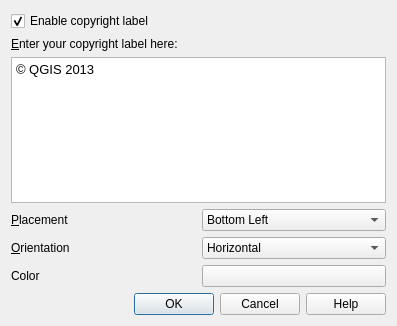
qgis/QGIS, file src/ui/qgsdecorationcopyrightdialog.ui: the form before one commit.
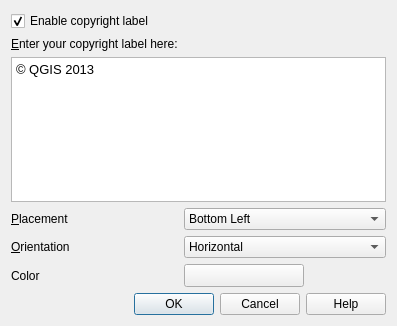
The form after the commit. Icons and pictures are not drawn. Custom widgets are drawn as their Qt base class.

Commit message: Port some more color buttons to QgsColorButtonV2

What changed in the file:
```diff
--- a/src/ui/qgsdecorationcopyrightdialog.ui
+++ b/src/ui/qgsdecorationcopyrightdialog.ui
@@ -19,7 +19,7 @@
    </iconset>
   </property>
   <layout class="QGridLayout" name="gridLayout">
-   <item row="0" column="0" colspan="2">
+   <item row="0" column="0">
     <widget class="QCheckBox" name="cboxEnabled">
      <property name="text">
       <string>Enable copyright label</string>
@@ -29,7 +29,7 @@
      </property>
     </widget>
    </item>
-   <item row="1" column="0" colspan="2">
+   <item row="1" column="0">
     <widget class="QLabel" name="label_2">
      <property name="text">
       <string>&amp;Enter your copyright label here:</string>
@@ -45,7 +45,7 @@
       <string>&lt;!DOCTYPE HTML PUBLIC &quot;-//W3C//DTD HTML 4.0//EN&quot; &quot;http://www.w3.org/TR/REC-html40/strict.dtd&quot;&gt;
 &lt;html&gt;&lt;head&gt;&lt;meta name=&quot;qrichtext&quot; content=&quot;1&quot; /&gt;&lt;style type=&quot;text/css&quot;&gt;
 p, li { white-space: pre-wrap; }
-&lt;/style&gt;&lt;/head&gt;&lt;body style=&quot; font-family:'Lucida Grande'; font-size:13pt; font-weight:400; font-style:normal;&quot;&gt;
+&lt;/style&gt;&lt;/head&gt;&lt;body style=&quot; font-family:'Ubuntu'; font-size:11pt; font-weight:400; font-style:normal;&quot;&gt;
 &lt;p style=&quot; margin-top:0px; margin-bottom:0px; margin-left:0px; margin-right:0px; -qt-block-indent:0; text-indent:0px;&quot;&gt;&lt;span style=&quot; font-family:'Verdana'; font-size:10pt;&quot;&gt;© QGIS 2013&lt;/span&gt;&lt;/p&gt;&lt;/body&gt;&lt;/html&gt;</string>
      </property>
     </widget>
@@ -115,6 +115,42 @@
      </property>
     </widget>
    </item>
+   <item row="5" column="1">
+    <layout class="QHBoxLayout" name="horizontalLayout">
+     <item>
+      <widget class="QgsColorButtonV2" name="pbnColorChooser">
+       <property name="minimumSize">
+        <size>
+         <width>120</width>
+         <height>0</height>
+        </size>
+       </property>
+       <property name="maximumSize">
+        <size>
+         <width>120</width>
+         <height>16777215</height>
+        </size>
+       </property>
+       <property name="text">
+        <string/>
+       </property>
+      </widget>
+     </item>
+     <item>
+      <spacer name="horizontalSpacer">
+       <property name="orientation">
+        <enum>Qt::Horizontal</enum>
+       </property>
+       <property name="sizeHint" stdset="0">
+        <size>
+         <width>40</width>
+         <height>20</height>
+        </size>
+       </property>
+      </spacer>
+     </item>
+    </layout>
+   </item>
    <item row="6" column="0" colspan="2">
     <widget class="QDialogButtonBox" name="buttonBox">
      <property name="orientation">
@@ -125,21 +161,14 @@
      </property>
     </widget>
    </item>
-   <item row="5" column="1">
-    <widget class="QgsColorButton" name="pbnColorChooser">
-     <property name="text">
-      <string/>
-     </property>
-    </widget>
-   </item>
   </layout>
  </widget>
  <layoutdefault spacing="6" margin="11"/>
  <customwidgets>
   <customwidget>
-   <class>QgsColorButton</class>
-   <extends>QPushButton</extends>
-   <header>qgscolorbutton.h</header>
+   <class>QgsColorButtonV2</class>
+   <extends>QToolButton</extends>
+   <header>qgscolorbuttonv2.h</header>
   </customwidget>
  </customwidgets>
  <tabstops>
```
The commit also changes 9 other files.
